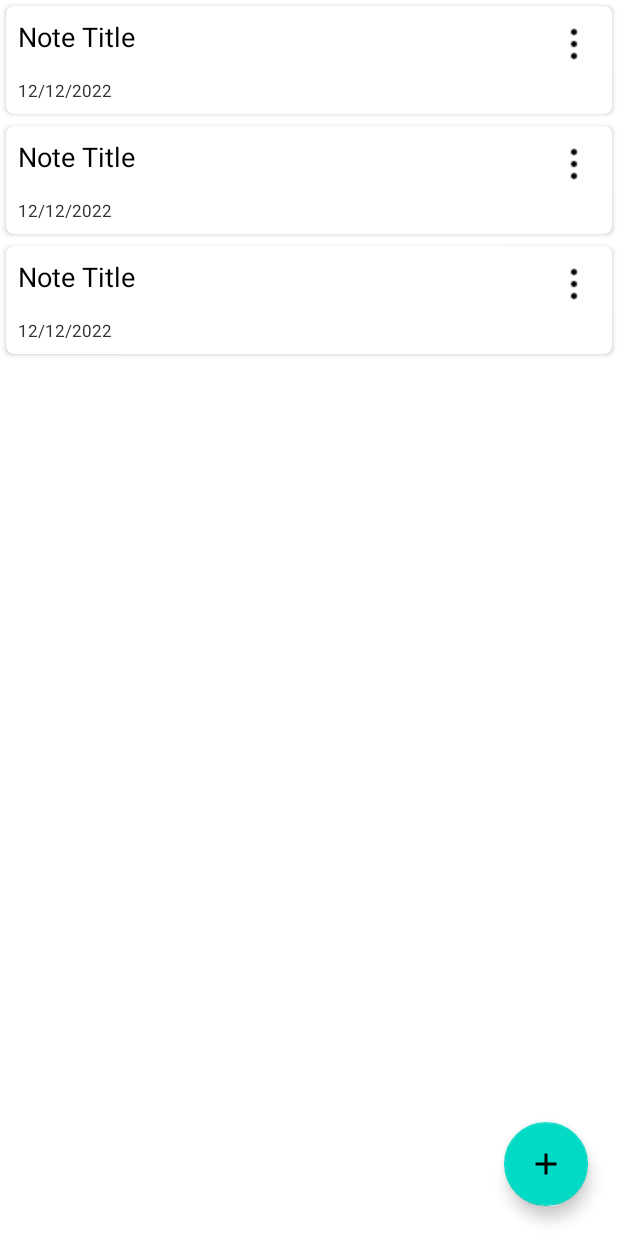
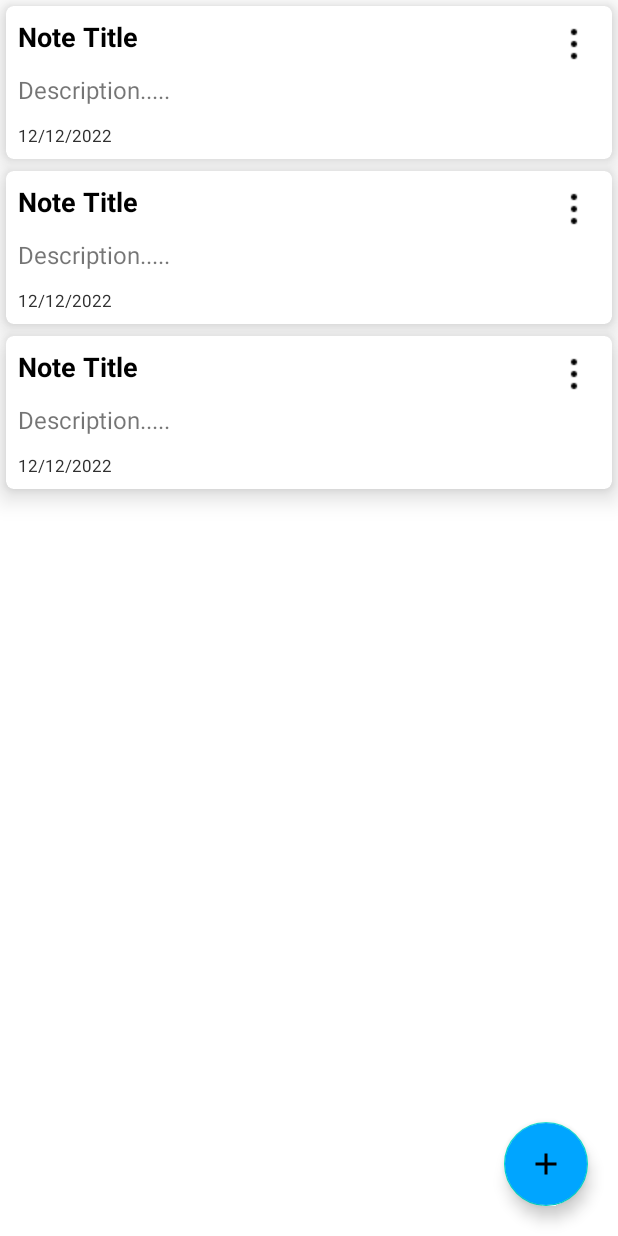
Before and after one commit to Felix-Kariuki/Note, an Android app: the layout activity_main.xml on its own in the app's theme, with its tools: preview values and no code run, on a phone screen of 412 x 824 dp. Run offline under Robolectric (Android 15) with nearby library versions, the phone set to English and light mode, and no system bars.

Commit message:
ui and functionality changes

```diff
--- a/app/src/main/java/com/flexcode/flexnote/adapters/NoteAdapter.kt
+++ b/app/src/main/java/com/flexcode/flexnote/adapters/NoteAdapter.kt
@@ -22,6 +22,7 @@ class NoteAdapter(
     inner class NoteViewHolder(itemView: View): RecyclerView.ViewHolder(itemView) {
         val tvNoteTitle: TextView = itemView.findViewById(R.id.tvNoteTitle)
         val tvTimeStamp: TextView = itemView.findViewById(R.id.tvNoteTimeStamp)
+        val tvNoteDescription: TextView = itemView.findViewById(R.id.tvNoteDescription)
         val ivOptions: ImageView = itemView.findViewById(R.id.ivOptions)
     }
 
@@ -33,7 +34,8 @@ class NoteAdapter(
 
     override fun onBindViewHolder(holder: NoteViewHolder, position: Int) {
         holder.tvNoteTitle.text = allNotes[position].noteTitle
-        holder.tvTimeStamp.text = "LastlyUpdated : " + allNotes[position].timestamp
+        holder.tvNoteDescription.text = allNotes[position].noteDescription
+        holder.tvTimeStamp.text = "Updated : " + allNotes[position].timestamp
 
         holder.ivOptions.setOnClickListener {
             val options = arrayOf(
--- a/app/src/main/res/drawable/ic_add.xml
+++ b/app/src/main/res/drawable/ic_add.xml
@@ -3,7 +3,7 @@
     android:height="24dp"
     android:viewportWidth="24"
     android:viewportHeight="24"
-    android:tint="?attr/colorControlNormal">
+    android:tint="@color/white">
   <path
       android:fillColor="@android:color/white"
       android:pathData="M19,13h-6v6h-2v-6H5v-2h6V5h2v6h6v2z"/>
--- a/app/src/main/res/layout/activity_main.xml
+++ b/app/src/main/res/layout/activity_main.xml
@@ -21,6 +21,7 @@
         android:layout_height="wrap_content"
         android:layout_alignParentBottom="true"
         android:layout_alignParentEnd="true"
+        android:backgroundTint="@color/azure"
         android:id="@+id/fabAddNotes"
         android:layout_margin="20dp"
         android:contentDescription="fab"
--- a/app/src/main/res/layout/note_item.xml
+++ b/app/src/main/res/layout/note_item.xml
@@ -4,33 +4,52 @@
     android:layout_height="wrap_content"
     xmlns:app="http://schemas.android.com/apk/res-auto"
     app:cardCornerRadius="5dp"
-    android:elevation="4dp"
+    app:cardElevation="10dp"
     android:layout_margin="4dp">
 
     <RelativeLayout
         android:layout_width="match_parent"
         android:layout_height="wrap_content">
+
         <TextView
+            android:id="@+id/tvNoteTitle"
             android:layout_width="match_parent"
             android:layout_height="wrap_content"
+            android:layout_marginStart="4dp"
+            android:layout_marginTop="4dp"
+            android:layout_marginEnd="4dp"
+            android:layout_toStartOf="@+id/ivOptions"
+            android:padding="4dp"
             android:text="Note Title"
-        android:padding="4dp"
-        android:layout_margin="4dp"
-        android:id="@+id/tvNoteTitle"
-        android:layout_toStartOf="@+id/ivOptions"
             android:textColor="@color/black"
-        android:textSize="18sp"/>
+            android:textSize="18sp"
+            android:textStyle="bold" />
 
         <TextView
+            android:id="@+id/tvNoteDescription"
+            android:layout_width="match_parent"
+            android:layout_height="30dp"
+            android:layout_below="@+id/tvNoteTitle"
+            android:layout_marginStart="4dp"
+            android:layout_marginTop="4dp"
+            android:layout_marginEnd="4dp"
+            android:layout_marginBottom="4dp"
+            android:padding="4dp"
+            android:text="Description....."
+            android:textSize="16sp" />
+
+        <TextView
+            android:id="@+id/tvNoteTimeStamp"
             android:layout_width="match_parent"
             android:layout_height="wrap_content"
+            android:layout_below="@+id/tvNoteDescription"
+            android:layout_marginStart="4dp"
+            android:layout_marginEnd="4dp"
+            android:layout_marginBottom="4dp"
+            android:padding="4dp"
             android:text="12/12/2022"
-           android:padding="4dp"
-           android:layout_margin="4dp"
-           android:id="@+id/tvNoteTimeStamp"
             android:textColor="@color/black_shade_2"
-           android:textSize="11sp"
-           android:layout_below="@+id/tvNoteTitle"/>
+            android:textSize="11sp" />
 
         <ImageView
             android:layout_width="wrap_content"
--- a/app/src/main/res/values/colors.xml
+++ b/app/src/main/res/values/colors.xml
@@ -10,4 +10,6 @@
 
     <color name="black_shade_1">#101010</color>
     <color name="black_shade_2">#303030</color>
+    <color name="azure"> #00A5FF </color>
+    <color name="darkOrange"> #FF9000 </color>
 </resources>
--- a/app/src/main/res/values/themes.xml
+++ b/app/src/main/res/values/themes.xml
@@ -3,7 +3,7 @@
     <style name="Theme.FlexNote" parent="Theme.MaterialComponents.DayNight.DarkActionBar">
         <!-- Primary brand color. -->
         <item name="colorPrimary">@color/purple_500</item>
-        <item name="colorPrimaryVariant">@color/purple_700</item>
+        <item name="colorPrimaryVariant">@color/azure</item>
         <item name="colorOnPrimary">@color/white</item>
         <!-- Secondary brand color. -->
         <item name="colorSecondary">@color/teal_200</item>
--- a/build.gradle
+++ b/build.gradle
@@ -5,7 +5,7 @@ buildscript {
         mavenCentral()
     }
     dependencies {
-        classpath "com.android.tools.build:gradle:7.0.2"
+        classpath 'com.android.tools.build:gradle:7.0.3'
         classpath "org.jetbrains.kotlin:kotlin-gradle-plugin:1.5.30"
         classpath 'com.google.gms:google-services:4.3.10'
         classpath 'com.google.firebase:firebase-crashlytics-gradle:2.7.1'
```
Also changed, not shown: app/src/main/java/com/flexcode/flexnote/activities/MainActivity.kt (+5 -3 lines), app/src/main/res/layout/activity_add_edit_note.xml (+14 -11 lines). Lines whose indentation alone changed are shown as unchanged.
